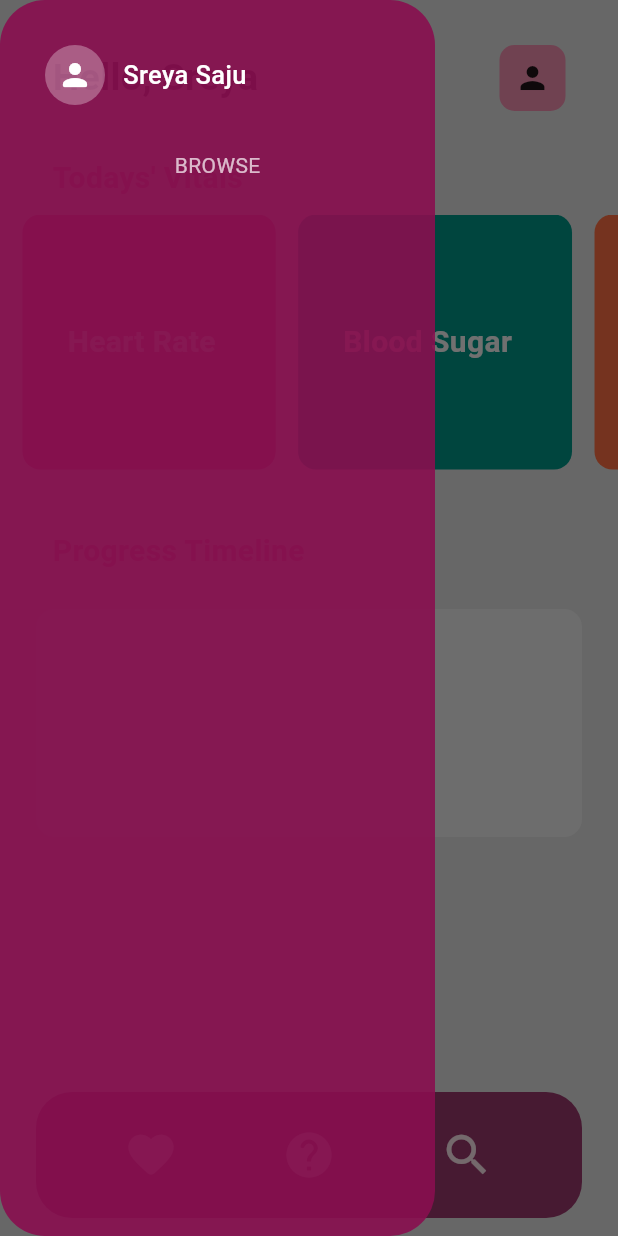
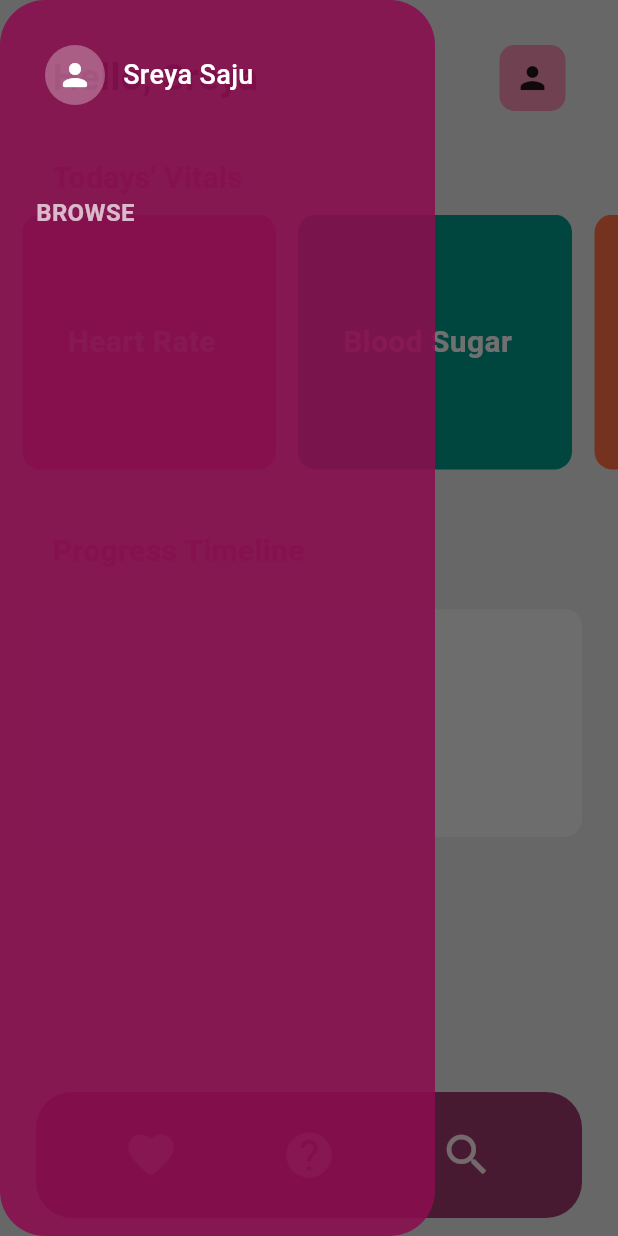
Before and after one commit to sreyasaju/heartSync, a Flutter app: the screen it shows after launch, with the side drawer open, on a phone screen of 412 x 824 dp. Run offline on Flutter 3.47's test engine with Material 3 defaults, Android fonts, the light colour scheme and no system bars; our stand-ins replace rive.

Commit message:
feat: add menu rows and podfiles

```diff
--- a/lib/components/side_menu.dart
+++ b/lib/components/side_menu.dart
@@ -1,4 +1,5 @@
 import 'package:flutter/material.dart';
+import 'package:rive/rive.dart';
 
 class SideMenu extends StatefulWidget {
   const SideMenu({super.key});
@@ -18,6 +19,7 @@ class _SideMenuState extends State<SideMenu> {
         borderRadius: BorderRadius.circular(30),
       ),
       child: Column(
+        crossAxisAlignment: CrossAxisAlignment.start,
         children: [
           Padding(
             padding: const EdgeInsets.all(30),
@@ -37,7 +39,7 @@ class _SideMenuState extends State<SideMenu> {
                         "Sreya Saju",
                         style: TextStyle(
                           color: Colors.white,
-                          fontSize: 17,
+                          fontSize: 18,
                           fontWeight: FontWeight.w500
                         ),
                       ),
@@ -46,12 +48,17 @@ class _SideMenuState extends State<SideMenu> {
                 ],
               )
           ),
-          Text(
+          Padding(
+            padding: const EdgeInsets.only(left: 24, right:24, top:30, bottom:5),
+            child: Text(
             "BROWSE",
             style: TextStyle(
-              color: Colors.white.withValues(alpha: 0.7)
+              color: Colors.white.withValues(alpha: 0.7),
+              fontSize: 16,
+              fontWeight: FontWeight.bold
             ),
-          ),
+          )
+        ),
         ],
       ),
     );
--- a/pubspec.yaml
+++ b/pubspec.yaml
@@ -16,6 +16,7 @@ dependencies:
   # The following adds the Cupertino Icons font to your application.
   # Use with the CupertinoIcons class for iOS style icons.
   cupertino_icons: ^1.0.8
+  rive: ^0.10.1
 
 dev_dependencies:
   flutter_test:
```
Also changed, not shown: lib/utils/menu_row.dart (added, +7 -0 lines), pubspec.lock, 9 other files.
